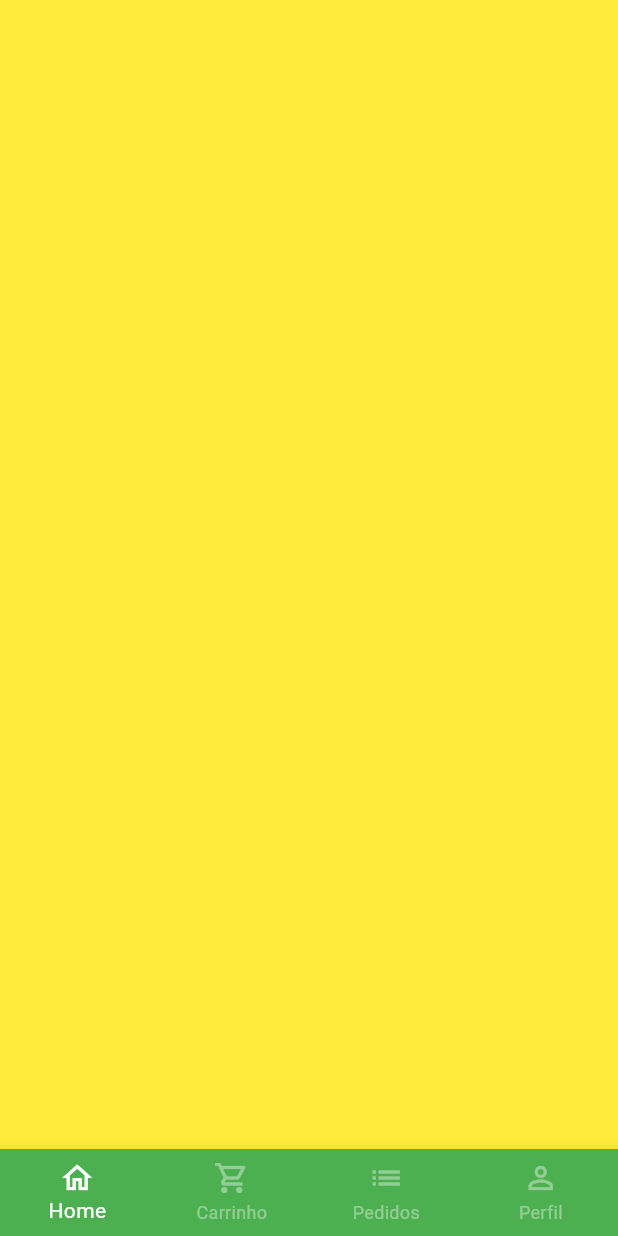
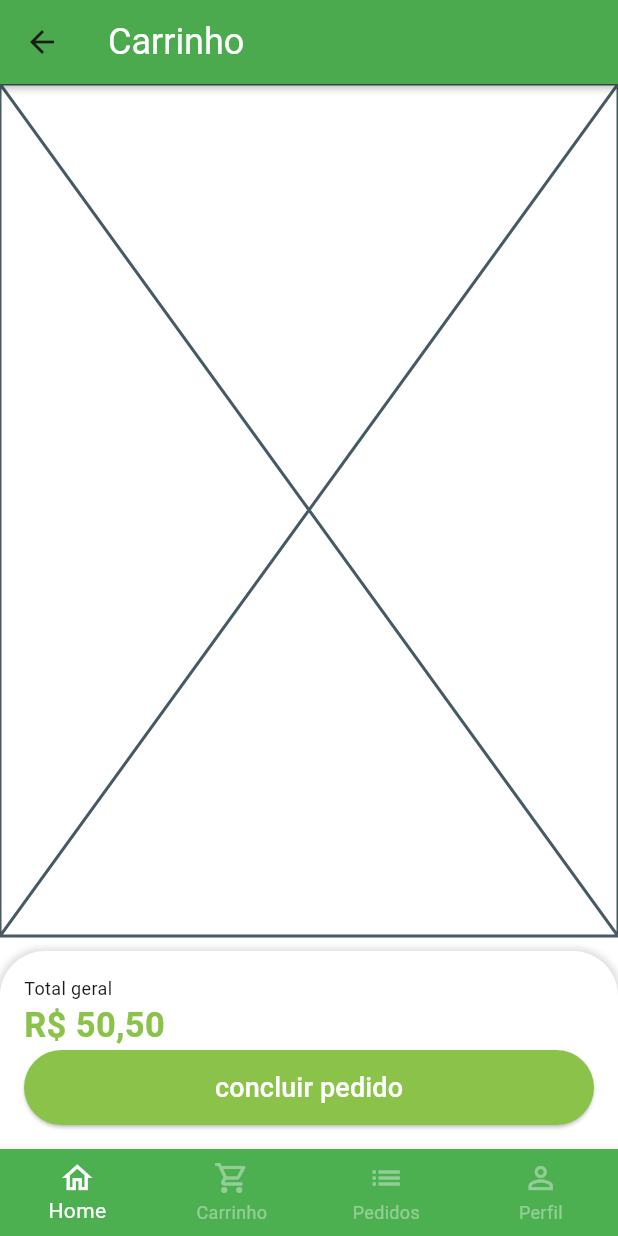
Before and after one commit to LMThomaz/greengrocer, a Flutter app: the BaseScreen screen opened directly, swiped to page 2, on a phone screen of 412 x 824 dp. Run offline on Flutter 3.47's test engine with Material 2 defaults, Android fonts, the phone set to English and light mode, and no system bars; our stand-ins replace animated_text_kit, mask_text_input_formatter.

Commit message:
Total e confirmação de pedido

```diff
--- a/lib/main.dart
+++ b/lib/main.dart
@@ -16,6 +16,15 @@ class MyApp extends StatelessWidget {
         colorScheme: ColorScheme.fromSeed(seedColor: Colors.green),
         useMaterial3: true,
         scaffoldBackgroundColor: Colors.white.withAlpha(190),
+        appBarTheme: const AppBarTheme(
+          backgroundColor: Colors.green,
+          elevation: 2,
+          shadowColor: Colors.black,
+          titleTextStyle: TextStyle(
+            fontSize: 24,
+            color: Colors.white,
+          ),
+        ),
       ),
       debugShowCheckedModeBanner: false,
       home: const SignInScreen(),
--- a/lib/src/pages/base/base_screen.dart
+++ b/lib/src/pages/base/base_screen.dart
@@ -1,4 +1,5 @@
 import 'package:flutter/material.dart';
+import 'package:greengrocer/src/pages/cart/cart_tab.dart';
 import 'package:greengrocer/src/pages/home/home_tab.dart';
 
 class BaseScreen extends StatefulWidget {
@@ -20,7 +21,7 @@ class _BaseScreenState extends State<BaseScreen> {
         controller: pageController,
         children: [
           const HomeTab(),
-          Container(color: Colors.yellow),
+          CartTab(),
           Container(color: Colors.blue),
           Container(color: Colors.purple),
         ],
--- /dev/null
+++ b/lib/src/pages/cart/cart_tab.dart
@@ -0,0 +1,79 @@
+import 'package:flutter/material.dart';
+import 'package:greengrocer/src/config/custom_colors.dart';
+import 'package:greengrocer/src/services/utils_services.dart';
+
+class CartTab extends StatelessWidget {
+  CartTab({super.key});
+
+  final UtilsServices utilsServices = UtilsServices();
+
+  @override
+  Widget build(BuildContext context) {
+    return Scaffold(
+      appBar: AppBar(
+        title: const Text('Carrinho'),
+      ),
+      body: Column(
+        children: [
+          const Expanded(
+            child: Placeholder(),
+          ),
+          const SizedBox(
+            height: 10,
+          ),
+          Container(
+            padding: const EdgeInsets.all(16),
+            decoration: BoxDecoration(
+              color: Colors.white,
+              borderRadius: const BorderRadius.vertical(
+                top: Radius.circular(30),
+              ),
+              boxShadow: [
+                BoxShadow(
+                  color: Colors.grey.shade300,
+                  blurRadius: 3,
+                  spreadRadius: 2,
+                ),
+              ],
+            ),
+            child: Column(
+              crossAxisAlignment: CrossAxisAlignment.stretch,
+              children: [
+                const Text(
+                  'Total geral',
+                  style: TextStyle(
+                    fontSize: 12,
+                  ),
+                ),
+                Text(
+                  utilsServices.priceToCurrency(50.5),
+                  style: TextStyle(
+                    fontSize: 23,
+                    color: CustomColors.customSwatchColor,
+                    fontWeight: FontWeight.bold,
+                  ),
+                ),
+                SizedBox(
+                  height: 50,
+                  child: ElevatedButton(
+                    style: ElevatedButton.styleFrom(
+                      backgroundColor: CustomColors.customSwatchColor,
+                    ),
+                    onPressed: () {},
+                    child: const Text(
+                      'concluir pedido',
+                      style: TextStyle(
+                        fontSize: 18,
+                        color: Colors.white,
+                      ),
+                    ),
+                  ),
+                )
+              ],
+            ),
+          ),
+        ],
+      ),
+    );
+  }
+}
```
